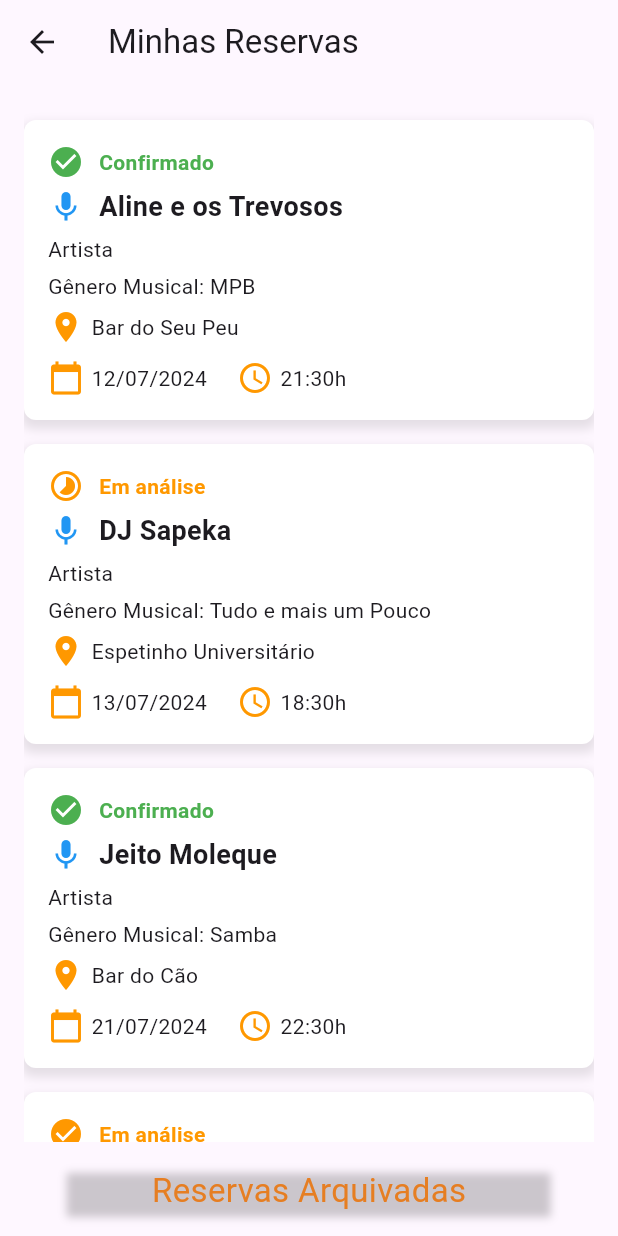
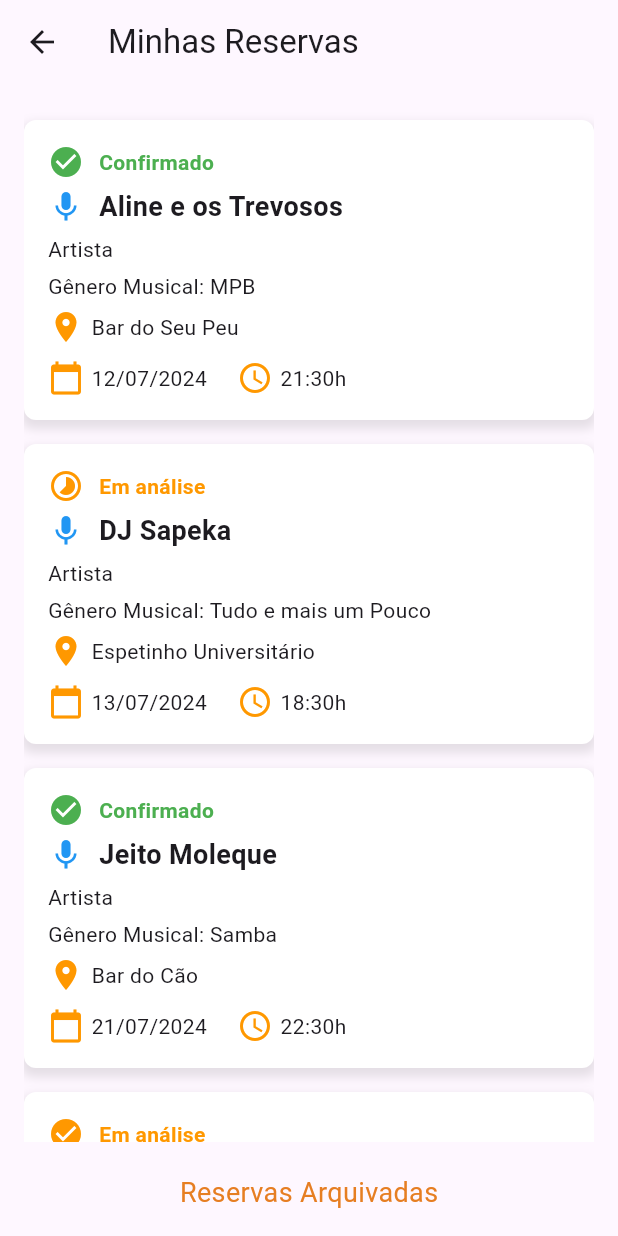
Before and after one commit to antoniosereno95/marcasom, a Flutter app: the MinhasReservasScreen screen opened by its route, on a phone screen of 412 x 824 dp. Run offline on Flutter 3.47's test engine with Material 3 defaults, Android fonts, the phone set to English and light mode, and no system bars; our stand-ins replace flutter_svg.

Commit message:
corrigindo tamanho da fonte

```diff
--- a/lib/widgets/reservasArquivadasButton.dart
+++ b/lib/widgets/reservasArquivadasButton.dart
@@ -31,20 +31,10 @@ class ReservasArquivadasWidget extends StatelessWidget {
             fontFamily: 'Roboto',
             fontStyle: FontStyle.normal,
             fontWeight: FontWeight.w400,
-            fontSize: 22,
+            fontSize: 18,
             height: 1.18, // line height as a multiplier of the font size
             color: Color(0xFFE67E22),
           ),
-        ),
-        decoration: BoxDecoration(
-          boxShadow: [
-            BoxShadow(
-              color: Colors.black.withOpacity(0.2),
-              blurRadius: 4,
-              spreadRadius: 1,
-              offset: Offset(0, 2),
-            ),
-          ],
         ),
       ),
     );
```
